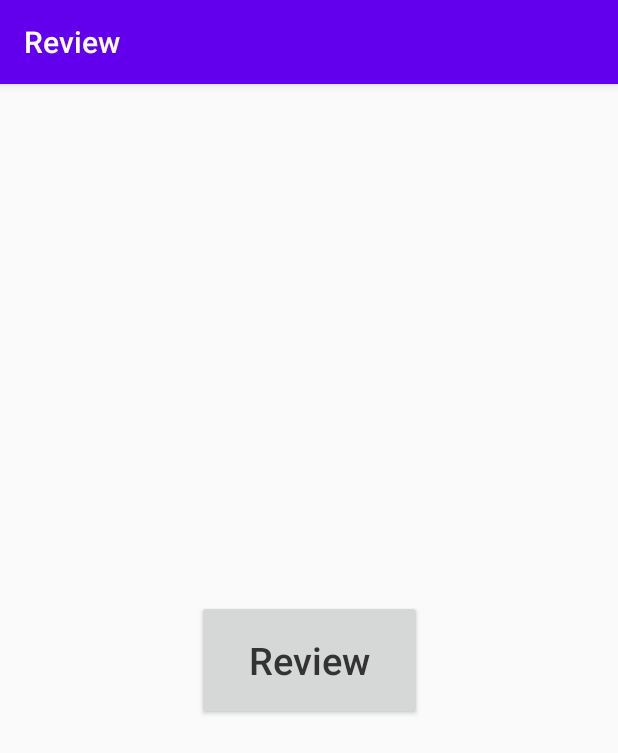
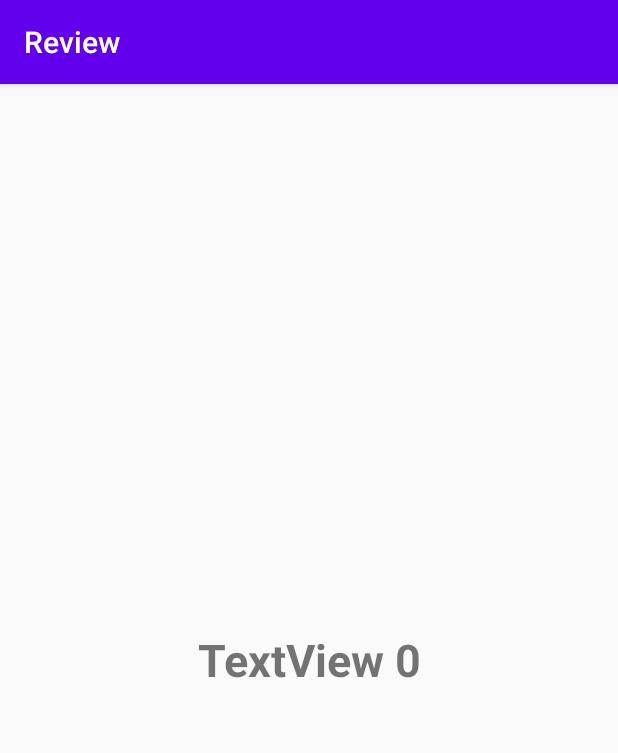
Before and after one commit to Shelter1024/Review, an Android app: the screen it shows after launch (SkinActivity before the commit, TouchEventActivity after it), on a phone screen of 412 x 824 dp. Shown: the top 753 px of the screen. Run offline under Robolectric (Android 15) with nearby library versions, the phone set to English and light mode, and no system bars; 3 statements that could not run were skipped.

Commit message:
处理SwipeRefreshLayout嵌套ViewPager的滑动冲突

```diff
--- a/app/build.gradle
+++ b/app/build.gradle
@@ -18,6 +18,11 @@ android {
 
     buildTypes {
         release {
+            minifyEnabled false
+            proguardFiles getDefaultProguardFile('proguard-android-optimize.txt'), 'proguard-rules.pro'
+        }
+
+        debug {
             minifyEnabled false
             proguardFiles getDefaultProguardFile('proguard-android-optimize.txt'), 'proguard-rules.pro'
         }
--- /dev/null
+++ b/app/src/main/java/com/shelter/review/TouchEventActivity.kt
@@ -0,0 +1,104 @@
+package com.shelter.review
+
+import android.graphics.Typeface
+import android.os.Bundle
+import android.view.Gravity
+import android.view.View
+import android.view.ViewGroup
+import android.widget.TextView
+import androidx.appcompat.app.AppCompatActivity
+import androidx.fragment.app.Fragment
+import androidx.fragment.app.FragmentActivity
+import androidx.fragment.app.FragmentManager
+import androidx.fragment.app.FragmentPagerAdapter
+import androidx.swiperefreshlayout.widget.SwipeRefreshLayout.LARGE
+import androidx.viewpager.widget.PagerAdapter
+import androidx.viewpager2.adapter.FragmentStateAdapter
+import androidx.viewpager2.widget.ViewPager2
+import com.shelter.review.fragment.MyFragment1
+import com.shelter.review.fragment.MyFragment2
+import kotlinx.android.synthetic.main.activity_touch_event.*
+import kotlinx.coroutines.delay
+import org.jetbrains.anko.matchParent
+import org.jetbrains.anko.textColor
+
+class TouchEventActivity : AppCompatActivity() {
+    val fragments = ArrayList<Fragment>()
+    val views = ArrayList<View>()
+
+    override fun onCreate(savedInstanceState: Bundle?) {
+        super.onCreate(savedInstanceState)
+        setContentView(R.layout.activity_touch_event)
+        initView()
+    }
+
+    private fun initView() {
+        initData1()
+        initData2()
+//        viewPager2.adapter = TVAdapter(this)
+        viewPager.adapter = TVAdapter1()
+
+//        swipeRefreshLayout.setColorSchemeResources(R.color.blue)
+        swipeRefreshLayout.setColorSchemeResources(R.color.blue, R.color.red, R.color.black)
+        swipeRefreshLayout.setSize(LARGE)
+//        swipeRefreshLayout.setDistanceToTriggerSync(300)
+//        swipeRefreshLayout.setProgressViewOffset(true, 0, 100)
+//        swipeRefreshLayout.setProgressViewEndTarget(true, 200)
+        swipeRefreshLayout.setOnRefreshListener {
+            swipeRefreshLayout.postDelayed({
+                swipeRefreshLayout.isRefreshing = false
+            }, 1000)
+        }
+    }
+
+    private fun initData2() {
+        fragments.add(MyFragment1())
+        fragments.add(MyFragment2())
+    }
+
+    private fun initData1() {
+        for (i in 0..3) {
+            val textView = TextView(this)
+            textView.textColor = 0xff000000.toInt()
+            textView.typeface = Typeface.DEFAULT_BOLD
+            val layoutParams = ViewGroup.LayoutParams(matchParent, matchParent)
+            textView.layoutParams = layoutParams
+            textView.gravity = Gravity.CENTER
+            textView.textSize = 30F
+            textView.text = "TextView $i"
+            views.add(textView)
+        }
+    }
+
+    inner class TVAdapter2(val activity: AppCompatActivity) : FragmentStateAdapter(activity) {
+        override fun getItemCount(): Int {
+            return fragments.size
+        }
+
+        override fun createFragment(position: Int): Fragment {
+            return fragments[position]
+        }
+    }
+
+    inner class TVAdapter1() : PagerAdapter() {
+
+
+        override fun getCount(): Int {
+            return views.size
+        }
+
+        override fun isViewFromObject(view: View, `object`: Any): Boolean {
+            return view === `object`
+        }
+
+        override fun instantiateItem(container: ViewGroup, position: Int): Any {
+            container.addView(views[position])
+            return views[position]
+        }
+
+        override fun destroyItem(container: ViewGroup, position: Int, `object`: Any) {
+            container.removeView(`object` as View?)
+        }
+
+    }
+}
--- /dev/null
+++ b/app/src/main/java/com/shelter/review/view/CustomViewPager.kt
@@ -0,0 +1,52 @@
+package com.shelter.review.view
+
+import android.content.Context
+import android.util.AttributeSet
+import android.view.MotionEvent
+import androidx.core.view.ViewCompat
+import androidx.viewpager.widget.ViewPager
+import org.jetbrains.anko.switch
+import kotlin.math.abs
+import kotlin.math.log
+
+/**
+ * @author: Shelter
+ * Create time: 2022/4/30, 13:46.
+ */
+class CustomViewPager @JvmOverloads constructor(
+    context: Context,
+    attrs: AttributeSet?,
+    defStyleArray: Int = 0
+) : ViewPager(context, attrs) {
+    private var lastX: Float = 0F
+    private var lastY: Float = 0F
+
+    init {
+
+    }
+
+    override fun dispatchTouchEvent(ev: MotionEvent?): Boolean {
+        println("Shelter CustomViewPager dispatchTouchEvent action: ${ev?.action}")
+        when (ev?.action) {
+            MotionEvent.ACTION_DOWN -> {
+                lastX = ev.x
+                lastY = ev.y
+//                ViewCompat.setNestedScrollingEnabled(this, true)
+                parent.requestDisallowInterceptTouchEvent(true)
+            }
+            MotionEvent.ACTION_MOVE -> {
+                val deltaX = ev.x - lastX
+                val deltaY = ev.y - lastY
+                println("Shelter lastX: $lastX  lastY: $lastY ev.x: ${ev.x}  ev.y: ${ev.y} deltaX: $deltaX  deltaY: $deltaY")
+                if (abs(deltaY) > abs(deltaX)) {
+                    parent.requestDisallowInterceptTouchEvent(false)
+                    return false
+                }
+            }
+        }
+        val dispatchTouchEvent = super.dispatchTouchEvent(ev)
+        println("Shelter CustomViewPager dispatchTouchEvent: $dispatchTouchEvent")
+        return dispatchTouchEvent
+    }
+
+}
--- /dev/null
+++ b/app/src/main/res/layout/activity_touch_event.xml
@@ -0,0 +1,20 @@
+<?xml version="1.0" encoding="utf-8"?>
+<com.shelter.review.view.CustomSwipeRefreshLayout xmlns:android="http://schemas.android.com/apk/res/android"
+    xmlns:app="http://schemas.android.com/apk/res-auto"
+    xmlns:tools="http://schemas.android.com/tools"
+    android:id="@+id/swipeRefreshLayout"
+    android:layout_width="match_parent"
+    android:layout_height="match_parent"
+    tools:context=".TouchEventActivity">
+
+<!--    <androidx.viewpager2.widget.ViewPager2-->
+<!--        android:id="@+id/viewPager2"-->
+<!--        android:layout_width="match_parent"-->
+<!--        android:layout_height="match_parent" />-->
+
+    <com.shelter.review.view.CustomViewPager
+        android:id="@+id/viewPager"
+        android:layout_width="match_parent"
+        android:layout_height="match_parent" />
+
+</com.shelter.review.view.CustomSwipeRefreshLayout>
--- a/app/src/main/res/values/colors.xml
+++ b/app/src/main/res/values/colors.xml
@@ -4,4 +4,8 @@
   <color name="colorPrimaryDark">#3700B3</color>
   <color name="colorAccent">#03DAC5</color>
   <color name="textColor">#333333</color>
+
+  <color name="blue">#5BC0DE</color>
+  <color name="red">#FF4081</color>
+  <color name="black">#000000</color>
 </resources>
```
Also changed, not shown: app/src/main/AndroidManifest.xml (+11 -2 lines), app/src/main/java/com/shelter/review/view/CustomSwipeRefreshLayout.kt (added, +92 -0 lines).
